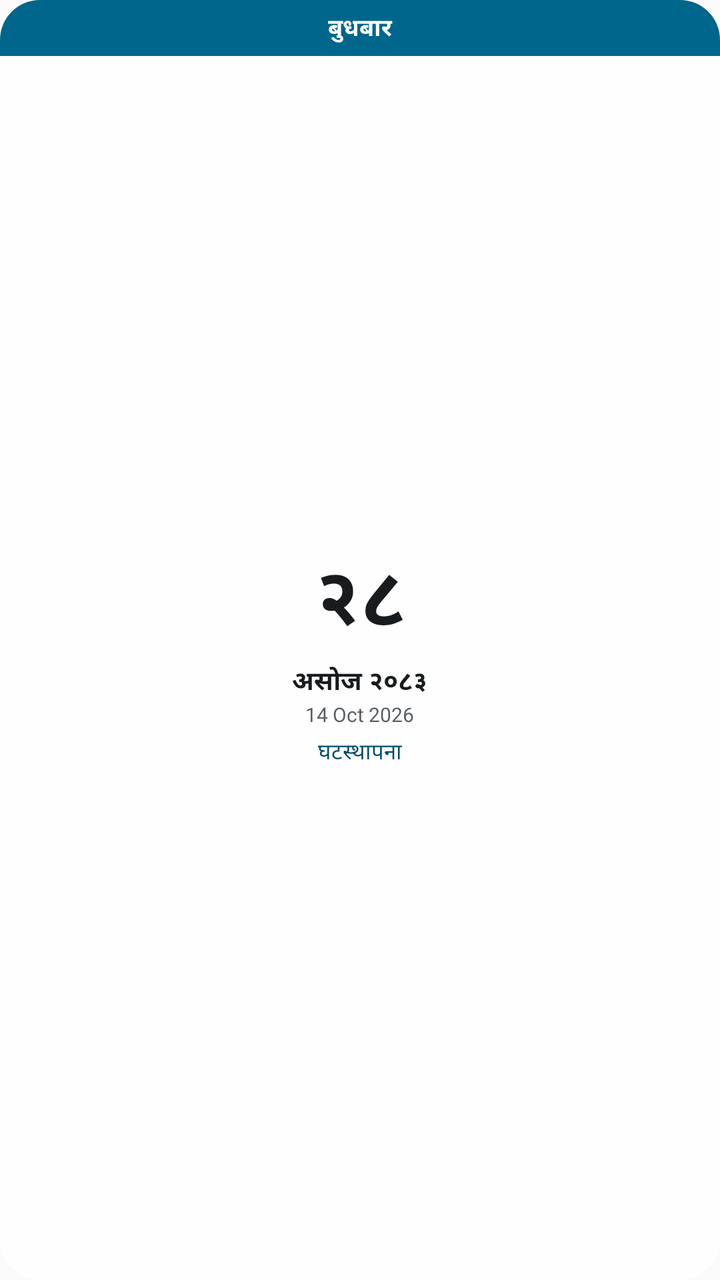
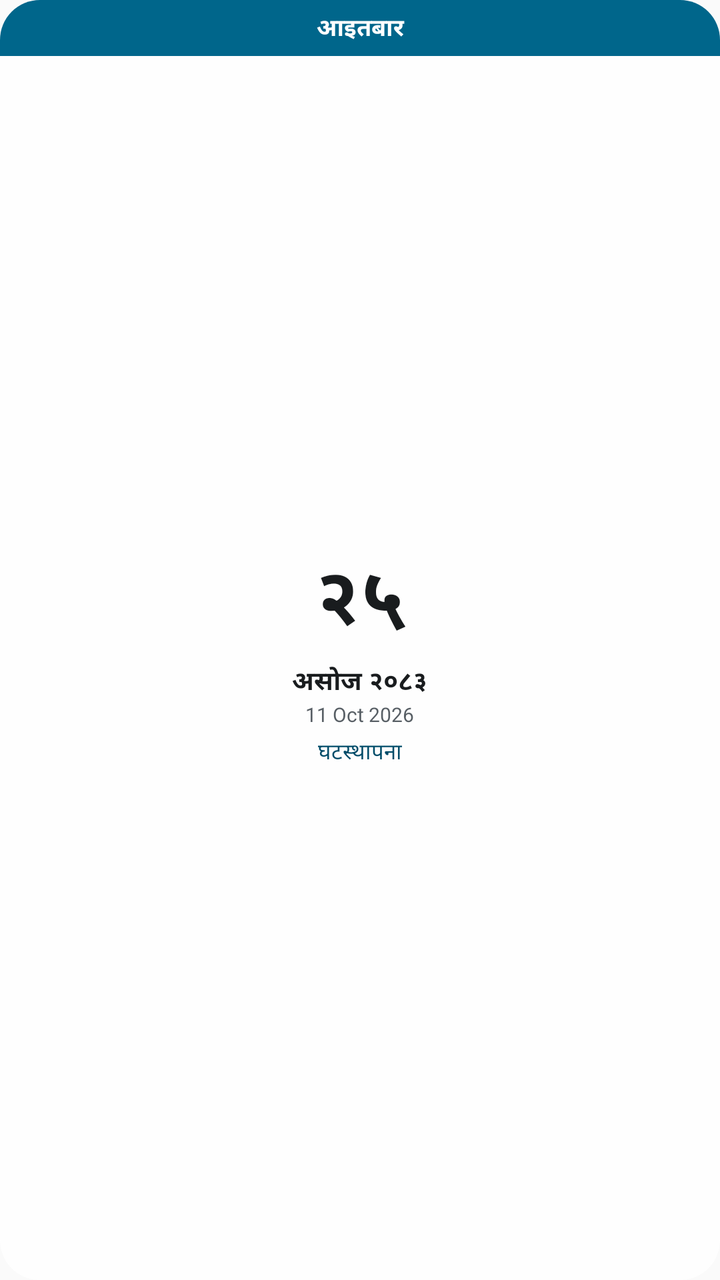

The first picture is an Android layout as it rendered before a commit; the second is the same layout after the commit. The layout source and the unified diff follow.
<!-- AndroidManifest.xml: application theme AppTheme -->
<!-- res/layout/widget_patro.xml -->
<?xml version="1.0" encoding="utf-8"?>
<LinearLayout xmlns:android="http://schemas.android.com/apk/res/android"
    android:id="@+id/widget_root"
    android:layout_width="match_parent"
    android:layout_height="match_parent"
    android:orientation="vertical"
    android:background="@drawable/widget_background">

    <TextView
        android:id="@+id/widget_leaf_head"
        android:layout_width="match_parent"
        android:layout_height="wrap_content"
        android:gravity="center"
        android:paddingVertical="5dp"
        android:paddingHorizontal="8dp"
        android:textSize="12sp"
        android:textStyle="bold"
        android:maxLines="1"
        android:ellipsize="end"
        android:textColor="@color/widget_on_head"
        android:background="@drawable/widget_band"
        android:text="बुधबार" />

    <LinearLayout
        android:layout_width="match_parent"
        android:layout_height="0dp"
        android:layout_weight="1"
        android:orientation="vertical"
        android:gravity="center"
        android:paddingHorizontal="10dp"
        android:paddingBottom="8dp">

        <TextView
            android:id="@+id/widget_day"
            android:layout_width="wrap_content"
            android:layout_height="wrap_content"
            android:textSize="40sp"
            android:textStyle="bold"
            android:includeFontPadding="false"
            android:textColor="@color/widget_day"
            android:text="२८" />

        <TextView
            android:id="@+id/widget_month"
            android:layout_width="wrap_content"
            android:layout_height="wrap_content"
            android:layout_marginTop="2dp"
            android:textSize="13sp"
            android:textStyle="bold"
            android:maxLines="1"
            android:textColor="@color/widget_text"
            android:text="असोज २०८३" />

        <TextView
            android:id="@+id/widget_ad"
            android:layout_width="wrap_content"
            android:layout_height="wrap_content"
            android:textSize="10sp"
            android:maxLines="1"
            android:textColor="@color/widget_muted"
            android:text="14 Oct 2026" />

        
        <TextView
            android:id="@+id/widget_note"
            android:layout_width="match_parent"
            android:layout_height="wrap_content"
            android:layout_marginTop="4dp"
            android:textSize="11sp"
            android:gravity="center"
            android:maxLines="2"
            android:ellipsize="end"
            android:textColor="@color/widget_accent"
            android:text="घटस्थापना" />
    </LinearLayout>

    
    <TextView android:id="@+id/widget_weekday"
        android:layout_width="wrap_content" android:layout_height="wrap_content"
        android:visibility="gone" android:text="" />
    <TextView android:id="@+id/widget_tithi"
        android:layout_width="wrap_content" android:layout_height="wrap_content"
        android:visibility="gone" android:text="" />
    <TextView android:id="@+id/widget_next"
        android:layout_width="wrap_content" android:layout_height="wrap_content"
        android:visibility="gone" android:text="" />
</LinearLayout>
<!-- resources referenced by this layout -->
<resources>
  <color name="widget_accent">#A80D26</color>
  <color name="widget_muted">#646C7E</color>
  <color name="widget_on_head">#FFFFFF</color>
  <color name="widget_text">#141824</color>
  <!-- drawable widget_background (drawable) -->
  <?xml version="1.0" encoding="utf-8"?>
  <shape xmlns:android="http://schemas.android.com/apk/res/android" android:shape="rectangle">
      <solid android:color="@color/widget_surface" />
      <corners android:radius="20dp" />
  </shape>
  <!-- drawable widget_band (drawable) -->
  <?xml version="1.0" encoding="utf-8"?>
  <shape xmlns:android="http://schemas.android.com/apk/res/android" android:shape="rectangle">
      <solid android:color="@color/widget_head" />
      <corners
          android:topLeftRadius="20dp"
          android:topRightRadius="20dp"
          android:bottomLeftRadius="0dp"
          android:bottomRightRadius="0dp" />
  </shape>
  <style name="AppTheme" parent="Theme.AppCompat.Light.DarkActionBar">
          
          <item name="colorPrimary">@color/colorPrimary</item>
          <item name="colorPrimaryDark">@color/colorPrimaryDark</item>
          <item name="colorAccent">@color/colorAccent</item>
      </style>
  <color name="widget_surface">#E6FFFFFF</color>
  <color name="widget_head">#A80D26</color>
  <color name="colorPrimary">#0E1220</color>
  <color name="colorPrimaryDark">#0E1220</color>
  <color name="colorAccent">#A80D26</color>
</resources>

<!-- the commit's change to res/layout/widget_patro.xml (unified diff, before → after) -->
@@ -19,7 +19,7 @@
         android:ellipsize="end"
         android:textColor="@color/widget_on_head"
         android:background="@drawable/widget_band"
-        android:text="बुधबार" />
+        android:text="आइतबार" />
 
     <LinearLayout
         android:layout_width="match_parent"
@@ -38,7 +38,7 @@
             android:textStyle="bold"
             android:includeFontPadding="false"
             android:textColor="@color/widget_day"
-            android:text="२८" />
+            android:text="२५" />
 
         <TextView
             android:id="@+id/widget_month"
@@ -58,7 +58,7 @@
             android:textSize="10sp"
             android:maxLines="1"
             android:textColor="@color/widget_muted"
-            android:text="14 Oct 2026" />
+            android:text="11 Oct 2026" />
 
         
         <TextView
